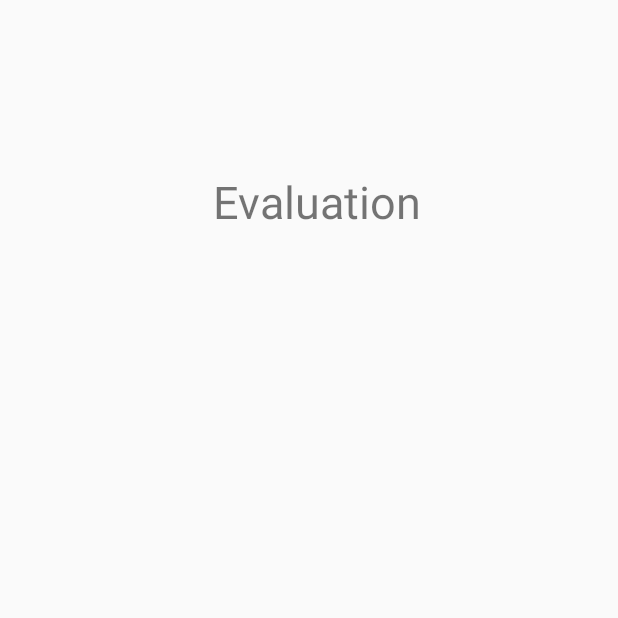
After one commit to Con607/Which-Animal-Are-You, an Android app: the EvaluationActivity screen opened directly, with no data from a screen before it, on a phone screen of 412 x 824 dp, the top half of it. The commit adds this screen. Run offline under Robolectric (Android 15) with nearby library versions, the phone set to English and light mode, and no system bars.

Commit message:
Added Evaluation Activitity.

```diff
--- a/app/src/main/AndroidManifest.xml
+++ b/app/src/main/AndroidManifest.xml
@@ -15,7 +15,8 @@
                 <category android:name="android.intent.category.LAUNCHER" />
             </intent-filter>
         </activity>
-        <activity android:name=".StatementsActivity"></activity>
+        <activity android:name=".StatementsActivity" />
+        <activity android:name=".EvaluationActivity"></activity>
     </application>
 
 </manifest>
--- /dev/null
+++ b/app/src/main/java/com/conexxionbusiness/whichanimalareyou/EvaluationActivity.java
@@ -0,0 +1,13 @@
+package com.conexxionbusiness.whichanimalareyou;
+
+import android.support.v7.app.AppCompatActivity;
+import android.os.Bundle;
+
+public class EvaluationActivity extends AppCompatActivity {
+
+    @Override
+    protected void onCreate(Bundle savedInstanceState) {
+        super.onCreate(savedInstanceState);
+        setContentView(R.layout.activity_evaluation);
+    }
+}
--- /dev/null
+++ b/app/src/main/res/layout/activity_evaluation.xml
@@ -0,0 +1,26 @@
+<?xml version="1.0" encoding="utf-8"?>
+<RelativeLayout xmlns:android="http://schemas.android.com/apk/res/android"
+    xmlns:tools="http://schemas.android.com/tools"
+    android:id="@+id/activity_evaluation"
+    android:layout_width="match_parent"
+    android:layout_height="match_parent"
+    android:paddingBottom="@dimen/activity_vertical_margin"
+    android:paddingLeft="@dimen/activity_horizontal_margin"
+    android:paddingRight="@dimen/activity_horizontal_margin"
+    android:paddingTop="@dimen/activity_vertical_margin"
+    tools:context="com.conexxionbusiness.whichanimalareyou.EvaluationActivity">
+
+    <TextView
+        android:text="Evaluation"
+        android:layout_width="match_parent"
+        android:layout_height="wrap_content"
+        android:layout_marginLeft="11dp"
+        android:layout_marginStart="11dp"
+        android:layout_marginTop="98dp"
+        android:id="@+id/textView"
+        android:layout_alignParentTop="true"
+        android:layout_alignParentLeft="true"
+        android:layout_alignParentStart="true"
+        android:textSize="30sp"
+        android:textAlignment="center" />
+</RelativeLayout>
```
Also changed, not shown: app/src/main/java/com/conexxionbusiness/whichanimalareyou/StatementsActivity.java (+38 -3 lines).
